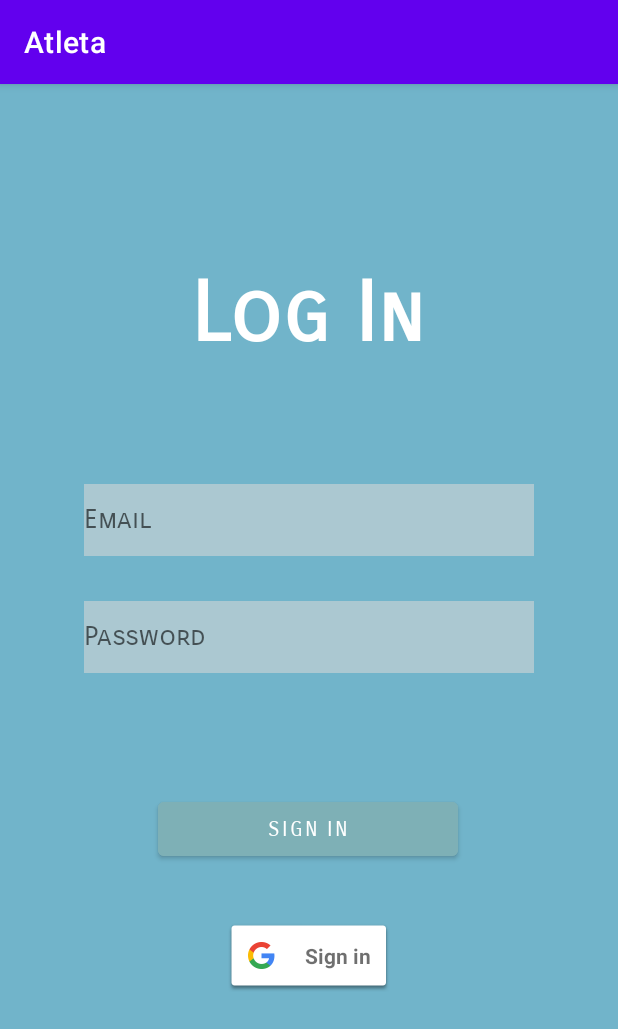
After one commit to garg001/Atleta, an Android app: the SignInActivity screen opened directly, with no data from a screen before it, on a phone screen of 412 x 824 dp. The commit adds this screen. Shown: the top 1029 px of the screen. Run offline under Robolectric (Android 15) with nearby library versions, the phone set to English and light mode, and no system bars; our stand-ins replace Firebase (no records; nobody signed in at launch, a user with empty details on screens opened directly).

Commit message:
Added Google login.

```diff
--- /dev/null
+++ b/app/src/main/java/com/example/atleta/SignInActivity.java
@@ -0,0 +1,115 @@
+package com.example.atleta;
+
+
+import androidx.annotation.NonNull;
+import androidx.appcompat.app.AppCompatActivity;
+
+import android.content.Intent;
+import android.os.Bundle;
+import android.util.Log;
+import android.view.View;
+
+import com.google.android.gms.auth.api.signin.GoogleSignIn;
+import com.google.android.gms.auth.api.signin.GoogleSignInAccount;
+import com.google.android.gms.auth.api.signin.GoogleSignInClient;
+import com.google.android.gms.auth.api.signin.GoogleSignInOptions;
+import com.google.android.gms.common.SignInButton;
+import com.google.android.gms.common.api.ApiException;
+import com.google.android.gms.tasks.OnCompleteListener;
+import com.google.android.gms.tasks.Task;
+import com.google.firebase.auth.AuthCredential;
+import com.google.firebase.auth.AuthResult;
+import com.google.firebase.auth.FirebaseAuth;
+import com.google.firebase.auth.FirebaseUser;
+import com.google.firebase.auth.GoogleAuthProvider;
+
+public class SignInActivity extends AppCompatActivity {
+
+    private FirebaseAuth mAuth;
+    private static final String TAG = "GoogleActivity";
+
+
+    private GoogleSignInClient mGoogleSignInClient;
+    private static final int RC_SIGN_IN = 9001;
+
+    @Override
+    protected void onCreate(Bundle savedInstanceState) {
+        super.onCreate(savedInstanceState);
+        setContentView(R.layout.activity_sign_in);
+
+        // Configure sign-in to request the user's ID, email address, and basic
+        // profile. ID and basic profile are included in DEFAULT_SIGN_IN.
+        GoogleSignInOptions gso = new GoogleSignInOptions.Builder(GoogleSignInOptions.DEFAULT_SIGN_IN)
+                .requestIdToken(getString(R.string.default_web_client_id))
+                .requestEmail()
+                .build();
+
+        // Build a GoogleSignInClient with the options specified by gso.
+        mGoogleSignInClient = GoogleSignIn.getClient(this, gso);
+
+        mAuth = FirebaseAuth.getInstance();
+
+        SignInButton signInButton = findViewById(R.id.sign_in_button);
+        signInButton.setSize(SignInButton.SIZE_STANDARD);
+
+        signInButton.setOnClickListener(v -> signIn());
+    }
+
+    @Override
+    protected void onStart() {
+        super.onStart();
+
+        // Check if user is signed in (non-null) and update UI accordingly.
+        FirebaseUser currentUser = mAuth.getCurrentUser();
+
+        if(currentUser!=null) {
+            // updateUI(currentUser);
+        }
+    }
+
+
+    private void signIn() {
+        Intent signInIntent = mGoogleSignInClient.getSignInIntent();
+        startActivityForResult(signInIntent, RC_SIGN_IN);
+    }
+
+    @Override
+    public void onActivityResult(int requestCode, int resultCode, Intent data) {
+        super.onActivityResult(requestCode, resultCode, data);
+
+        // Result returned from launching the Intent from GoogleSignInApi.getSignInIntent(...);
+        if (requestCode == RC_SIGN_IN) {
+            Task<GoogleSignInAccount> task = GoogleSignIn.getSignedInAccountFromIntent(data);
+            try {
+                // Google Sign In was successful, authenticate with Firebase
+                GoogleSignInAccount account = task.getResult(ApiException.class);
+                Log.d(TAG, "firebaseAuthWithGoogle:" + account.getId());
+                firebaseAuthWithGoogle(account.getIdToken());
+            } catch (ApiException e) {
+                // Google Sign In failed, update UI appropriately
+                Log.w(TAG, "Google sign in failed", e);
+            }
+        }
+    }
+
+
+    private void firebaseAuthWithGoogle(String idToken) {
+        AuthCredential credential = GoogleAuthProvider.getCredential(idToken, null);
+        mAuth.signInWithCredential(credential)
+                .addOnCompleteListener(this, new OnCompleteListener<AuthResult>() {
+                    @Override
+                    public void onComplete(@NonNull Task<AuthResult> task) {
+                        if (task.isSuccessful()) {
+                            // Sign in success, update UI with the signed-in user's information
+                            Log.d(TAG, "signInWithCredential:success");
+                            FirebaseUser user = mAuth.getCurrentUser();
+                            //updateUI(user);
+                        } else {
+                            // If sign in fails, display a message to the user.
+                            Log.w(TAG, "signInWithCredential:failure", task.getException());
+                            //updateUI(null);
+                        }
+                    }
+                });
+    }
+}
--- /dev/null
+++ b/app/src/main/res/layout/activity_sign_in.xml
@@ -0,0 +1,82 @@
+<?xml version="1.0" encoding="utf-8"?>
+<androidx.constraintlayout.widget.ConstraintLayout xmlns:android="http://schemas.android.com/apk/res/android"
+    xmlns:app="http://schemas.android.com/apk/res-auto"
+    xmlns:tools="http://schemas.android.com/tools"
+    android:layout_width="match_parent"
+    android:layout_height="match_parent"
+    android:background="#71B4CA"
+    android:backgroundTint="#71B4CA"
+    tools:context=".SignInActivity">
+
+    <EditText
+        android:id="@+id/editTextTextEmailAddress"
+        android:layout_width="300dp"
+        android:layout_height="48dp"
+        android:layout_marginTop="80dp"
+        android:background="#ABC8D1"
+        android:ems="10"
+        android:fontFamily="sans-serif-smallcaps"
+        android:hint="Email"
+        android:inputType="textEmailAddress"
+        app:layout_constraintEnd_toEndOf="parent"
+        app:layout_constraintHorizontal_bias="0.501"
+        app:layout_constraintStart_toStartOf="parent"
+        app:layout_constraintTop_toBottomOf="@+id/textView" />
+
+    <EditText
+        android:id="@+id/editTextTextPassword"
+        android:layout_width="300dp"
+        android:layout_height="48dp"
+        android:layout_marginTop="30dp"
+        android:background="#ABC8D1"
+        android:ems="10"
+        android:fontFamily="sans-serif-smallcaps"
+        android:hint="Password"
+        android:inputType="textPassword"
+        app:layout_constraintEnd_toEndOf="parent"
+        app:layout_constraintStart_toStartOf="parent"
+        app:layout_constraintTop_toBottomOf="@+id/editTextTextEmailAddress" />
+
+    <TextView
+        android:id="@+id/textView"
+        android:layout_width="wrap_content"
+        android:layout_height="wrap_content"
+        android:layout_marginTop="120dp"
+        android:fontFamily="sans-serif-smallcaps"
+        android:text="Log In"
+        android:textAllCaps="false"
+        android:textColor="#FFFFFF"
+        android:textSize="55sp"
+        android:textStyle="bold"
+        app:layout_constraintEnd_toEndOf="parent"
+        app:layout_constraintHorizontal_bias="0.498"
+        app:layout_constraintStart_toStartOf="parent"
+        app:layout_constraintTop_toTopOf="parent" />
+
+    <Button
+        android:id="@+id/loginButton2"
+        android:layout_width="200dp"
+        android:layout_height="wrap_content"
+        android:layout_marginTop="80dp"
+        android:backgroundTint="#7EB0B6"
+        android:fontFamily="sans-serif-smallcaps"
+        android:text="Sign In"
+        android:textColor="#FFFFFF"
+        android:theme="@style/Button.White"
+        app:layout_constraintEnd_toEndOf="parent"
+        app:layout_constraintHorizontal_bias="0.498"
+        app:layout_constraintStart_toStartOf="parent"
+        app:layout_constraintTop_toBottomOf="@+id/editTextTextPassword" />
+
+
+    <com.google.android.gms.common.SignInButton
+        android:id="@+id/sign_in_button"
+        android:layout_width="wrap_content"
+        android:layout_height="wrap_content"
+        app:layout_constraintBottom_toBottomOf="parent"
+        app:layout_constraintEnd_toEndOf="parent"
+        app:layout_constraintStart_toStartOf="parent"
+        app:layout_constraintTop_toBottomOf="@+id/loginButton2"
+        app:layout_constraintVertical_bias="0.18" />
+
+</androidx.constraintlayout.widget.ConstraintLayout>
--- a/app/src/main/res/values/themes.xml
+++ b/app/src/main/res/values/themes.xml
@@ -13,4 +13,8 @@
         <item name="android:statusBarColor" tools:targetApi="l">?attr/colorPrimaryVariant</item>
         <!-- Customize your theme here. -->
     </style>
+
+    <style name="Button.White" parent="ThemeOverlay.AppCompat">
+        <item name="colorPrimary">#E1D9D1</item>
+    </style>
 </resources>
--- a/settings.gradle
+++ b/settings.gradle
@@ -1,5 +1,5 @@
 dependencyResolutionManagement {
-    repositoriesMode.set(RepositoriesMode.FAIL_ON_PROJECT_REPOS)
+    repositoriesMode.set(RepositoriesMode.PREFER_SETTINGS)
     repositories {
         google()
         mavenCentral()
```
Also changed, not shown: app/build.gradle (+7 -0 lines), app/src/main/AndroidManifest.xml (+12 -5 lines), app/src/main/java/com/example/atleta/SplashActivity.java (added, +30 -0 lines), app/src/main/res/layout/activity_splash.xml (added, +22 -0 lines), build.gradle (+9 -1 lines), app/src/main/res/drawable-v24/google_signin.png (added), app/src/main/res/drawable-v24/splash_screen.png (added), 1 other file.
